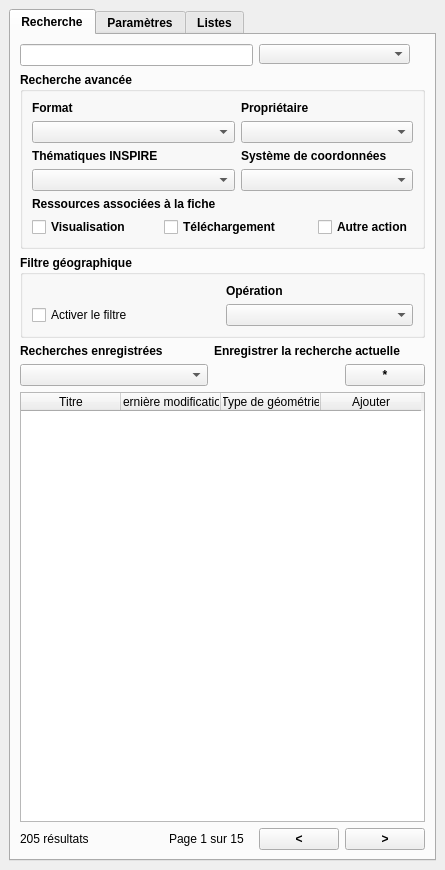
First picture: the form in isogeo_dockwidget_base.ui, repository isogeo/isogeo-plugin-qgis, before the edit.
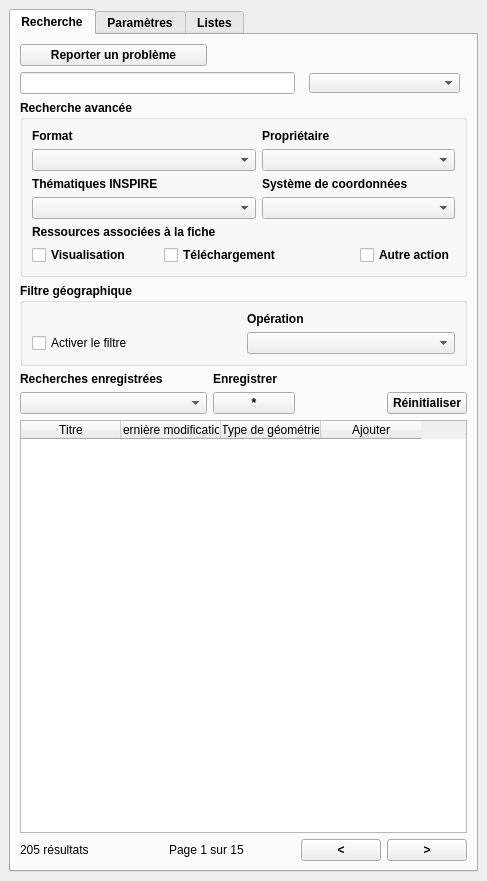
Second picture: the form after the edit. Custom widgets are drawn as their Qt base class.

Commit message: Added 'reinitialize research' button and 'report bug' button

Patch:
```diff
--- a/isogeo_dockwidget_base.ui
+++ b/isogeo_dockwidget_base.ui
@@ -6,8 +6,8 @@
    <rect>
     <x>0</x>
     <y>0</y>
-    <width>445</width>
-    <height>870</height>
+    <width>487</width>
+    <height>881</height>
    </rect>
   </property>
   <property name="windowTitle">
@@ -15,7 +15,7 @@
   </property>
   <widget class="QWidget" name="dockWidgetContents">
    <layout class="QGridLayout" name="gridLayout">
-    <item row="0" column="0">
+    <item row="0" column="1">
      <widget class="QTabWidget" name="tabWidget">
       <property name="font">
        <font>
@@ -31,31 +31,54 @@
         <string>Recherche</string>
        </attribute>
        <layout class="QGridLayout" name="gridLayout_4">
-        <item row="0" column="0" colspan="3">
-         <widget class="QLineEdit" name="text_input">
-          <property name="inputMask">
-           <string/>
+        <item row="3" column="0" colspan="6">
+         <widget class="QgsCollapsibleGroupBox" name="mGroupBox_2">
+          <property name="font">
+           <font>
+            <weight>75</weight>
+            <bold>true</bold>
+           </font>
           </property>
-          <property name="text">
-           <string/>
+          <property name="title">
+           <string>Filtre géographique</string>
           </property>
+          <property name="collapsed">
+           <bool>true</bool>
+          </property>
+          <layout class="QGridLayout" name="gridLayout_3">
+           <item row="1" column="1">
+            <widget class="QComboBox" name="operation"/>
+           </item>
+           <item row="0" column="1">
+            <widget class="QLabel" name="label_7">
+             <property name="font">
+              <font>
+               <weight>75</weight>
+               <bold>true</bold>
+              </font>
+             </property>
+             <property name="text">
+              <string>Opération</string>
+             </property>
+            </widget>
+           </item>
+           <item row="1" column="0">
+            <widget class="QCheckBox" name="checkBox_4">
+             <property name="font">
+              <font>
+               <weight>50</weight>
+               <bold>false</bold>
+              </font>
+             </property>
+             <property name="text">
+              <string>Activer le filtre</string>
+             </property>
+            </widget>
+           </item>
+          </layout>
          </widget>
         </item>
-        <item row="0" column="3" colspan="2">
-         <widget class="QWidget" name="widget" native="true">
-          <widget class="QComboBox" name="keywords">
-           <property name="geometry">
-            <rect>
-             <x>0</x>
-             <y>0</y>
-             <width>151</width>
-             <height>20</height>
-            </rect>
-           </property>
-          </widget>
-         </widget>
-        </item>
-        <item row="1" column="0" colspan="5">
+        <item row="2" column="0" colspan="6">
          <widget class="QgsCollapsibleGroupBox" name="filters_box">
           <property name="font">
            <font>
@@ -255,54 +278,31 @@
           </layout>
          </widget>
         </item>
-        <item row="2" column="0" colspan="5">
-         <widget class="QgsCollapsibleGroupBox" name="mGroupBox_2">
-          <property name="font">
-           <font>
-            <weight>75</weight>
-            <bold>true</bold>
-           </font>
+        <item row="0" column="0" colspan="2">
+         <widget class="QPushButton" name="report">
+          <property name="text">
+           <string>Reporter un problème</string>
           </property>
-          <property name="title">
-           <string>Filtre géographique</string>
+         </widget>
+        </item>
+        <item row="5" column="2" colspan="2">
+         <widget class="QPushButton" name="save_favorite">
+          <property name="text">
+           <string>*</string>
           </property>
-          <property name="collapsed">
-           <bool>true</bool>
+         </widget>
+        </item>
+        <item row="5" column="0" colspan="2">
+         <widget class="QComboBox" name="favorite_combo"/>
+        </item>
+        <item row="5" column="5">
+         <widget class="QPushButton" name="initialize">
+          <property name="text">
+           <string>Réinitialiser</string>
           </property>
-          <layout class="QGridLayout" name="gridLayout_3">
-           <item row="1" column="1">
-            <widget class="QComboBox" name="operation"/>
-           </item>
-           <item row="0" column="1">
-            <widget class="QLabel" name="label_7">
-             <property name="font">
-              <font>
-               <weight>75</weight>
-               <bold>true</bold>
-              </font>
-             </property>
-             <property name="text">
-              <string>Opération</string>
-             </property>
-            </widget>
-           </item>
-           <item row="1" column="0">
-            <widget class="QCheckBox" name="checkBox_4">
-             <property name="font">
-              <font>
-               <weight>50</weight>
-               <bold>false</bold>
-              </font>
-             </property>
-             <property name="text">
-              <string>Activer le filtre</string>
-             </property>
-            </widget>
-           </item>
-          </layout>
          </widget>
         </item>
-        <item row="3" column="0">
+        <item row="4" column="0">
          <widget class="QLabel" name="label">
           <property name="font">
            <font>
@@ -315,7 +315,7 @@
           </property>
          </widget>
         </item>
-        <item row="3" column="2" colspan="3">
+        <item row="4" column="2" colspan="2">
          <widget class="QLabel" name="label_9">
           <property name="font">
            <font>
@@ -324,21 +324,11 @@
            </font>
           </property>
           <property name="text">
-           <string>Enregistrer la recherche actuelle</string>
+           <string>Enregistrer</string>
           </property>
          </widget>
         </item>
-        <item row="4" column="0" colspan="2">
-         <widget class="QComboBox" name="favorite_combo"/>
-        </item>
-        <item row="4" column="4">
-         <widget class="QPushButton" name="save_favorite">
-          <property name="text">
-           <string>*</string>
-          </property>
-         </widget>
-        </item>
-        <item row="5" column="0" colspan="5">
+        <item row="6" column="0" colspan="6">
          <widget class="QTableWidget" name="resultats">
           <property name="editTriggers">
            <set>QAbstractItemView::NoEditTriggers</set>
@@ -368,7 +358,7 @@
           </column>
          </widget>
         </item>
-        <item row="6" column="0">
+        <item row="7" column="0">
          <widget class="QLabel" name="nbresultat">
           <property name="font">
            <font>
@@ -381,7 +371,7 @@
           </property>
          </widget>
         </item>
-        <item row="6" column="1" colspan="2">
+        <item row="7" column="1" colspan="2">
          <widget class="QLabel" name="paging">
           <property name="font">
            <font>
@@ -394,21 +384,48 @@
           </property>
          </widget>
         </item>
-        <item row="6" column="3">
+        <item row="7" column="4">
          <widget class="QPushButton" name="previous">
           <property name="text">
            <string>&lt;</string>
           </property>
          </widget>
         </item>
-        <item row="6" column="4">
+        <item row="7" column="5">
          <widget class="QPushButton" name="next">
           <property name="text">
            <string>&gt;</string>
           </property>
          </widget>
         </item>
+        <item row="1" column="0" colspan="4">
+         <widget class="QLineEdit" name="text_input">
+          <property name="inputMask">
+           <string/>
+          </property>
+          <property name="text">
+           <string/>
+          </property>
+         </widget>
+        </item>
+        <item row="1" column="4" colspan="2">
+         <widget class="QWidget" name="widget" native="true">
+          <zorder>keywords</zorder>
+          <zorder>keywords</zorder>
+          <zorder>keywords</zorder>
+         </widget>
+        </item>
        </layout>
+       <widget class="QComboBox" name="keywords">
+        <property name="geometry">
+         <rect>
+          <x>298</x>
+          <y>38</y>
+          <width>151</width>
+          <height>20</height>
+         </rect>
+        </property>
+       </widget>
       </widget>
       <widget class="QWidget" name="tab_2">
        <attribute name="title">
```
The commit also changes 2 other files.
